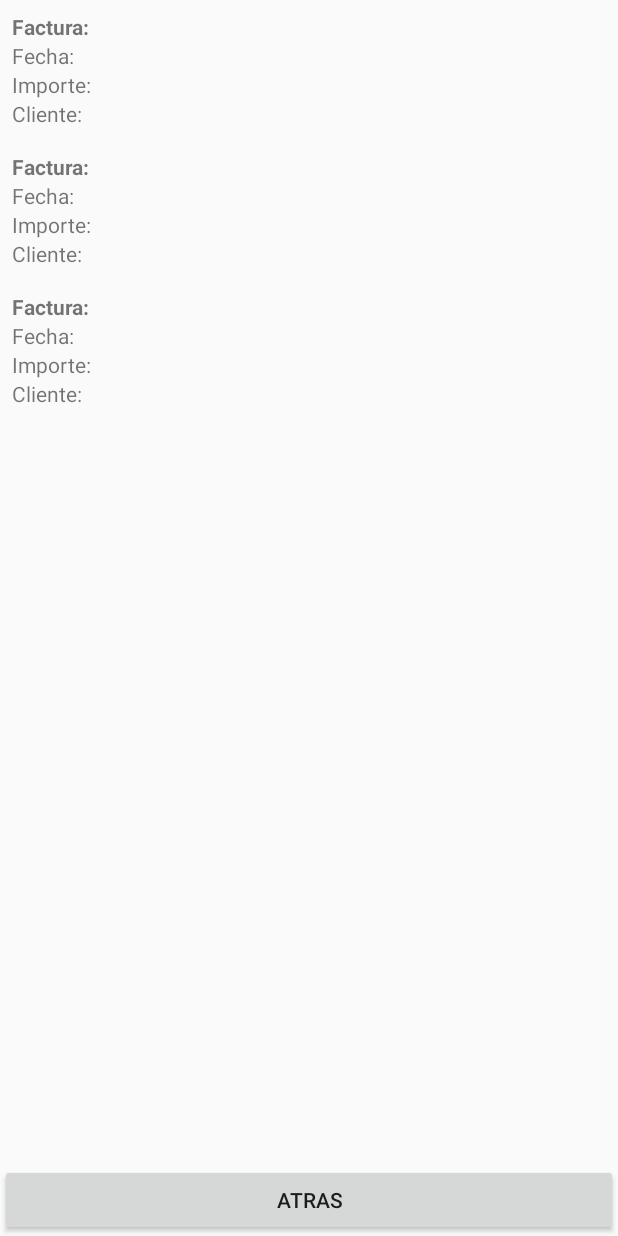
After one commit to Caballero-Azteca/CaballeroAztecaVentas, an Android app: the layout fragment_cobranza_screen.xml on its own in the app's theme, with its tools: preview values and no code run, on a phone screen of 412 x 824 dp. The commit adds this screen. Run offline under Robolectric (Android 15) with nearby library versions, the phone set to English and light mode, and no system bars; Roboto replaces fonts that are not available here.

Commit message:
V5.5 Cobranza development 1

```diff
--- a/app/src/main/java/com/brainstormideas/caballeroaztecaventas/ui/Lista_clientes.java
+++ b/app/src/main/java/com/brainstormideas/caballeroaztecaventas/ui/Lista_clientes.java
@@ -58,12 +58,6 @@ public class Lista_clientes extends AppCompatActivity implements SearchView.OnQu
     RecyclerView recyclerView;
     RecyclerViewAdapter adapter;
     RecyclerView.LayoutManager manager;
-
-    FirebaseAuth mAuth;
-    FirebaseUser user;
-
-    FirebaseDatabase firebaseDatabase;
-    DatabaseReference databaseReference;
     DatabaseReference dbClientesReferencia;
 
     ArrayList<Item> nombresClientes = new ArrayList<>();
--- /dev/null
+++ b/app/src/main/res/layout/fragment_cobranza_screen.xml
@@ -0,0 +1,36 @@
+<?xml version="1.0" encoding="utf-8"?>
+<FrameLayout xmlns:android="http://schemas.android.com/apk/res/android"
+    xmlns:app="http://schemas.android.com/apk/res-auto"
+    xmlns:tools="http://schemas.android.com/tools"
+    android:layout_width="match_parent"
+    android:layout_height="match_parent"
+    tools:context=".ui.fragments.CobranzaScreen">
+
+    <androidx.constraintlayout.widget.ConstraintLayout
+        android:layout_width="match_parent"
+        android:layout_height="match_parent">
+
+        <androidx.recyclerview.widget.RecyclerView
+            android:id="@+id/cobranza_rv"
+            android:layout_width="0dp"
+            android:layout_height="0dp"
+            android:textAlignment="center"
+            app:layout_constraintBottom_toTopOf="@+id/back_btn"
+            app:layout_constraintEnd_toEndOf="parent"
+            app:layout_constraintStart_toStartOf="parent"
+            app:layout_constraintTop_toTopOf="parent"
+            tools:listitem="@layout/item_cobro"></androidx.recyclerview.widget.RecyclerView>
+
+        <Button
+            android:id="@+id/back_btn"
+            android:layout_width="0dp"
+            android:layout_height="wrap_content"
+            android:text="Atras"
+            app:layout_constraintBottom_toBottomOf="parent"
+            app:layout_constraintEnd_toEndOf="parent"
+            app:layout_constraintStart_toStartOf="parent" />
+
+
+    </androidx.constraintlayout.widget.ConstraintLayout>
+
+</FrameLayout>
--- /dev/null
+++ b/app/src/main/res/layout/item_cobro.xml
@@ -0,0 +1,46 @@
+<?xml version="1.0" encoding="utf-8"?>
+<androidx.constraintlayout.widget.ConstraintLayout xmlns:android="http://schemas.android.com/apk/res/android"
+    xmlns:app="http://schemas.android.com/apk/res-auto"
+    xmlns:tools="http://schemas.android.com/tools"
+    android:layout_width="match_parent"
+    android:layout_height="wrap_content">
+
+    <LinearLayout
+        android:layout_width="match_parent"
+        android:layout_height="wrap_content"
+        android:orientation="vertical"
+        android:padding="8dp"
+
+        app:layout_constraintEnd_toEndOf="parent"
+        app:layout_constraintStart_toStartOf="parent"
+        app:layout_constraintTop_toTopOf="parent">
+
+        <TextView
+            android:id="@+id/textFactura"
+            android:layout_width="wrap_content"
+            android:layout_height="wrap_content"
+            android:text="Factura: "
+            android:textStyle="bold"/>
+
+        <TextView
+            android:id="@+id/textFecha"
+            android:layout_width="wrap_content"
+            android:layout_height="wrap_content"
+            android:text="Fecha: " />
+
+        <TextView
+            android:id="@+id/textImporte"
+            android:layout_width="wrap_content"
+            android:layout_height="wrap_content"
+            android:text="Importe: " />
+
+        <TextView
+            android:id="@+id/textNombreCliente"
+            android:layout_width="wrap_content"
+            android:layout_height="wrap_content"
+            android:text="Cliente: " />
+
+    </LinearLayout>
+
+
+</androidx.constraintlayout.widget.ConstraintLayout>
--- a/app/src/main/res/values/strings.xml
+++ b/app/src/main/res/values/strings.xml
@@ -1,3 +1,5 @@
 <resources>
     <string name="app_name">Caballero Azteca Ventas</string>
+    <!-- TODO: Remove or change this placeholder text -->
+    <string name="hello_blank_fragment">Hello blank fragment</string>
 </resources>
```
Also changed, not shown: app/src/main/java/com/brainstormideas/caballeroaztecaventas/data/local/dao/CobroDAO.java (added, +31 -0 lines), app/src/main/java/com/brainstormideas/caballeroaztecaventas/data/local/database/RoomLocalDatabase.java (+6 -1 lines), app/src/main/java/com/brainstormideas/caballeroaztecaventas/data/models/Cobro.java (added, +240 -0 lines), app/src/main/java/com/brainstormideas/caballeroaztecaventas/data/repository/ClienteRepository.java (+8 -0 lines), app/src/main/java/com/brainstormideas/caballeroaztecaventas/data/repository/CobroRepository.java (added, +124 -0 lines), app/src/main/java/com/brainstormideas/caballeroaztecaventas/ui/adapters/CobroAdapter.java (added, +60 -0 lines), app/src/main/java/com/brainstormideas/caballeroaztecaventas/ui/fragments/CobranzaScreen.java (added, +91 -0 lines), app/src/main/java/com/brainstormideas/caballeroaztecaventas/ui/fragments/MainScreen.java (+15 -0 lines), app/src/main/java/com/brainstormideas/caballeroaztecaventas/ui/viewmodels/CobroViewModel.java (added, +39 -0 lines), app/src/main/res/layout/fragment_main_screen.xml (+19 -5 lines).
